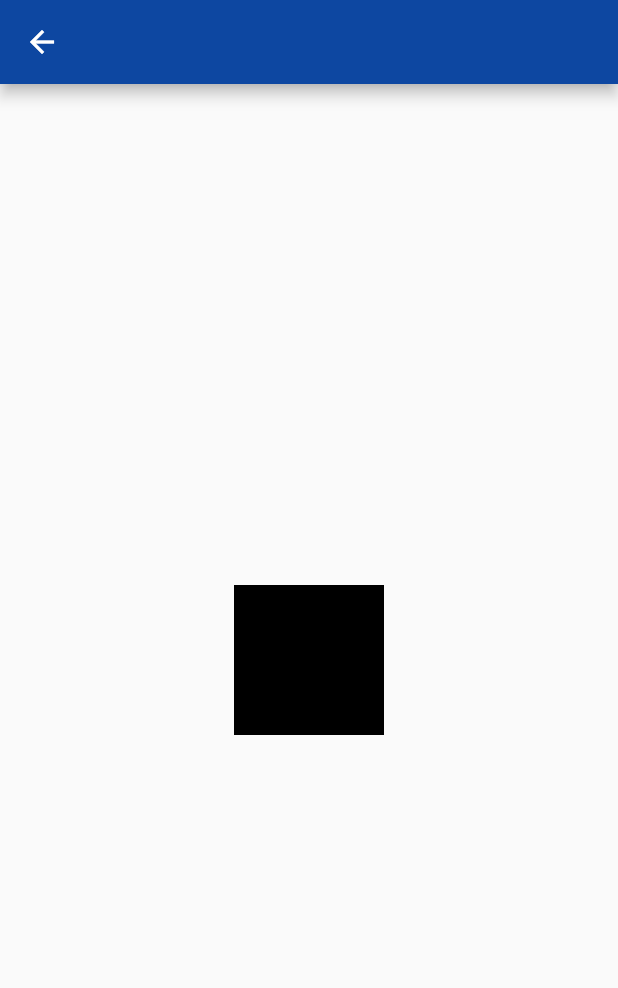
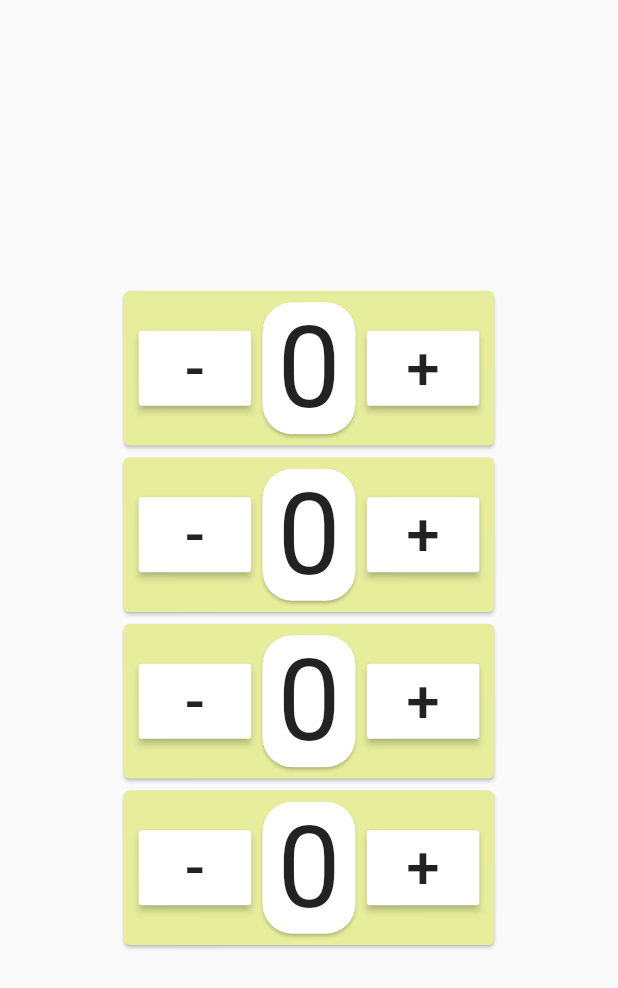
Before and after one commit to thiagoguardado/deck_building_game_meter, a Flutter app: the screen it shows after launch, after a tap on "START", on a phone screen of 412 x 824 dp. Shown: the top 988 px of the screen. Run offline on Flutter 3.47's test engine with Material 2 defaults, Android fonts, the phone set to English and light mode, and no system bars.

Commit message:
Code cleaning. New counter page.

```diff
--- /dev/null
+++ b/lib/change_player_number.dart
@@ -0,0 +1,117 @@
+import 'package:flutter/material.dart';
+
+class ChangePlayerNumber extends StatefulWidget {
+  final int minNumberofPlayers;
+  final int maxNumberOfPlayers;
+
+  ChangePlayerNumber(
+      {this.minNumberofPlayers = 2, this.maxNumberOfPlayers = 6});
+
+  @override
+  State<StatefulWidget> createState() {
+    // TODO: implement createState
+    return ChangePlayerNumberState(minNumberofPlayers);
+  }
+}
+
+class ChangePlayerNumberState extends State<ChangePlayerNumber> {
+  int _playerNumber;
+
+  ChangePlayerNumberState(this._playerNumber);
+
+  void handleChangePlayerNumberButtonPress(int additional) {
+    setState(() {
+      _playerNumber += additional;
+
+      if (_playerNumber <= widget.minNumberofPlayers) {
+        _playerNumber = widget.minNumberofPlayers;
+      } else if (_playerNumber >= widget.maxNumberOfPlayers) {
+        _playerNumber = widget.maxNumberOfPlayers;
+      }
+    });
+  }
+
+  @override
+  Widget build(BuildContext context) {
+    // TODO: implement build
+    return Container(
+      padding: EdgeInsets.all(20.0),
+      child: Row(
+        mainAxisAlignment: MainAxisAlignment.spaceEvenly,
+        children: <Widget>[
+          ChangePlayerNumberButton(
+              "-", _playerNumber > widget.minNumberofPlayers, () {
+            handleChangePlayerNumberButtonPress(-1);
+          }),
+          PlayerNumber(_playerNumber),
+          ChangePlayerNumberButton(
+              "+", _playerNumber < widget.maxNumberOfPlayers, () {
+            handleChangePlayerNumberButtonPress(1);
+          }),
+        ],
+      ),
+    );
+  }
+}
+
+class ChangePlayerNumberButton extends StatelessWidget {
+  final bool _isEnabled;
+  final String _text;
+  final Function _onPressed;
+
+  ChangePlayerNumberButton(this._text, this._isEnabled, this._onPressed);
+
+  @override
+  Widget build(BuildContext context) {
+    // TODO: implement build
+    return RaisedButton(
+      onPressed: _isEnabled
+          ? () {
+              _onPressed();
+            }
+          : null,
+      child: Text(
+        _text,
+        style: new TextStyle(
+          fontSize: 50.0,
+          color: Theme.of(context).primaryColor,
+        ),
+      ),
+      shape:
+          new RoundedRectangleBorder(borderRadius: BorderRadius.circular(40.0)),
+      color: Theme.of(context).buttonColor,
+    );
+  }
+}
+
+class PlayerNumber extends StatelessWidget {
+  final int _playerNumber;
+
+  PlayerNumber(this._playerNumber);
+
+  @override
+  Widget build(BuildContext context) {
+    return Card(
+      color: Theme.of(context).accentColor,
+      child: Padding(
+        padding: EdgeInsets.all(5.0),
+        child: Card(
+          child: Padding(
+            padding: EdgeInsets.all(15.0),
+            child: Text(
+              _playerNumber.toString(),
+              style: new TextStyle(
+                fontSize: 180.0,
+                color: Theme.of(context).primaryColor,
+                fontWeight: FontWeight.bold,
+              ),
+            ),
+          ),
+          shape:
+              RoundedRectangleBorder(borderRadius: BorderRadius.circular(20.0)),
+        ),
+      ),
+      shape: RoundedRectangleBorder(borderRadius: BorderRadius.circular(20.0)),
+    );
+  }
+}
--- a/lib/counter_page.dart
+++ b/lib/counter_page.dart
@@ -1,22 +1,43 @@
-
 import 'package:flutter/material.dart';
 
-class CounterPage extends StatefulWidget {
-  @override
-  _CounterPageState createState() => _CounterPageState();
-}
+import './player_counter.dart';
+import './global_variables.dart';
 
-class _CounterPageState extends State<CounterPage> {
+class CounterPage extends StatelessWidget {
+  final int _numberOfPlayers;
+
+  CounterPage(this._numberOfPlayers);
+
   @override
   Widget build(BuildContext context) {
     return Scaffold(
-      appBar: new AppBar(),
-      body: new Center(
-        child: Container(
-          color: Colors.black,
-          height: 100.0,
-          width: 100.0,
+      // appBar: new AppBar(),
+      body: Center(child: PlayersCounters(_numberOfPlayers),
         ),
+      );
+  }
+}
+
+class PlayersCounters extends StatelessWidget {
+  final int _numberOfPlayers;
+
+  PlayersCounters(this._numberOfPlayers);
+
+  @override
+  Widget build(BuildContext context) {
+    // TODO: implement build
+
+    List<PlayerCounter> children = <PlayerCounter>[];
+
+    for (var i = 0; i < _numberOfPlayers; i++) {
+      children.add(PlayerCounter(GlobalParameters.initialPlayerCounter));
+    }
+
+    return Center(
+      child: Column(
+        mainAxisAlignment: MainAxisAlignment.center,
+        mainAxisSize: MainAxisSize.min,
+        children: children,
       ),
     );
   }
--- a/lib/global_variables.dart
+++ b/lib/global_variables.dart
@@ -1,5 +1,4 @@
 class GlobalParameters {
-
-static const gameName = "Deck Building Game";
-
+  static const String gameName = "Deck Building Game";
+  static const int initialPlayerCounter = 0;
 }
--- a/lib/main.dart
+++ b/lib/main.dart
@@ -1,5 +1,7 @@
-import 'package:deck_building_game_meter/start_counter_page.dart';
 import 'package:flutter/material.dart';
+
+import './start_counter_page.dart';
+import './counter_page.dart';
 
 void main() => runApp(new MyApp());
 
@@ -8,13 +10,10 @@ class MyApp extends StatelessWidget {
   @override
   Widget build(BuildContext context) {
     return new MaterialApp(
-      title: 'Flutter Demo',
+      title: 'Deck Building Game meter',
       theme: new ThemeData(
-        accentColor: Colors.blueGrey.shade700,
-        backgroundColor: Colors.blueGrey.shade50,
-        primaryColor: Colors.blue.shade900,
-        buttonColor: Colors.blue,
-        disabledColor: Colors.grey.shade100,
+        primarySwatch: Colors.lime,
+        buttonColor: Colors.white,
       ),
       home: new StartCounterPage(),
     );
--- /dev/null
+++ b/lib/player_counter.dart
@@ -0,0 +1,71 @@
+import 'package:flutter/material.dart';
+
+class PlayerCounter extends StatefulWidget {
+  final int initialCounter;
+
+  PlayerCounter(this.initialCounter);
+
+  @override
+  _PlayerCounterState createState() => _PlayerCounterState(initialCounter);
+}
+
+class _PlayerCounterState extends State<PlayerCounter> {
+  int _counter;
+
+  _PlayerCounterState(this._counter);
+
+  void changeCounter(int additionalValue) {
+    setState(() {
+      _counter += additionalValue;
+    });
+  }
+
+  @override
+  Widget build(BuildContext context) {
+    return Card(
+      color: Theme.of(context).backgroundColor,
+      child: Padding(
+        padding: EdgeInsets.symmetric(horizontal: 10.0),
+        child: Row(
+          mainAxisAlignment: MainAxisAlignment.center,
+          mainAxisSize: MainAxisSize.min,
+          children: <Widget>[
+            MaterialButton(
+              child: Text(
+                "-",
+                style: TextStyle(fontSize: 40.0),
+              ),
+              onPressed: () => changeCounter(-1),
+              color: Theme.of(context).buttonColor,
+              height: 50.0,
+              minWidth: 75.0,
+            ),
+            Card(
+              color: Theme.of(context).buttonColor,
+              child: Padding(
+                padding: EdgeInsets.only(left: 10.0, right: 10.0),
+                child: Text(
+                  _counter.toString(),
+                  style: TextStyle(fontSize: 75.0),
+                ),
+              ),
+              margin: EdgeInsets.all(7.5),
+              shape: RoundedRectangleBorder(
+                  borderRadius: BorderRadius.all(Radius.circular(20.0))),
+            ),
+            MaterialButton(
+              child: Text(
+                "+",
+                style: TextStyle(fontSize: 40.0),
+              ),
+              onPressed: () => changeCounter(1),
+              color: Theme.of(context).buttonColor,
+              height: 50.0,
+              minWidth: 75.0,
+            ),
+          ],
+        ),
+      ),
+    );
+  }
+}
--- a/lib/start_counter_page.dart
+++ b/lib/start_counter_page.dart
@@ -3,106 +3,41 @@ import 'package:deck_building_game_meter/global_variables.dart';
 import 'package:flutter/cupertino.dart';
 import 'package:flutter/material.dart';
 
-class StartCounterPage extends StatefulWidget {
+import './change_player_number.dart';
 
-  @override
-  StartCounterPageState createState() => new StartCounterPageState();
-
-}
-
-class StartCounterPageState extends State<StartCounterPage> {
-
-  int playerNumber = 2;
-
-  final int minNumberofPlayers = 2;
-  final int maxNumberOfPlayers = 6;
-
-  void handleChangePlayerNumberButtonPress(int additional)
-  {
-    setState(() {
-
-        playerNumber += additional;
-
-        if(playerNumber <= minNumberofPlayers)
-        {
-          playerNumber = minNumberofPlayers;
-        } else if (playerNumber >= maxNumberOfPlayers)
-        {
-          playerNumber = maxNumberOfPlayers;
-        }
-      });
-  }
-
-  Widget sideButton(String text, VoidCallback onPressAction)
-  {
-    return new RaisedButton(
-        child: Text(
-            text,
-            style: new TextStyle(
-              fontSize: 50.0,
-              color: Theme.of(context).buttonColor,
-            ),
-          ),
-        shape: new RoundedRectangleBorder(borderRadius: new BorderRadius.circular(40.0)),
-        color: Colors.white,
-        onPressed: onPressAction,
-        );
-
-  }
-
-  Widget leftButton() {
-    return sideButton("-", playerNumber <= minNumberofPlayers ? null : () => handleChangePlayerNumberButtonPress(-1));
-  }
-
-  Widget rightButton() {
-    return sideButton("+", playerNumber >= maxNumberOfPlayers ? null : () => handleChangePlayerNumberButtonPress(1));
-   }
-
-  void routeToCounterPage()
-  {
-    Navigator.push(context, MaterialPageRoute(builder: (context) => CounterPage()));
+class StartCounterPage extends StatelessWidget {
+  void routeToCounterPage(BuildContext context, int numberOfPlayers) {
+    Navigator.push(context,
+        MaterialPageRoute(builder: (context) => CounterPage(numberOfPlayers)));
   }
 
   @override
   Widget build(BuildContext context) {
-
-    // center number
-    final Widget numberOfPlayers = new Text(
-      playerNumber.toString(),
-      style: new TextStyle(
-        fontSize: 180.0,
-        color: Theme.of(context).buttonColor,
-        fontWeight: FontWeight.bold,
-      ),);
-
-    // start button
-    final Widget startButton = new RaisedButton(
-      child: Text(
-        "START",
-        style: TextStyle(
-          fontSize: 75.0,
-          color: Colors.white),
-      ),
-      color: Theme.of(context).buttonColor,
-      onPressed: () => routeToCounterPage(),
+    ChangePlayerNumber changePlayerWidget = ChangePlayerNumber(
+      minNumberofPlayers: 2,
+      maxNumberOfPlayers: 6,
     );
 
-    // return
     return new Scaffold(
-      appBar: new AppBar(
-        title: new Text(
-          GlobalParameters.gameName),
-      ),
-      body: new Center(
+      body: Center(
         child: Column(
           mainAxisAlignment: MainAxisAlignment.center,
           children: <Widget>[
-            new Row(
-              children:  [leftButton(),numberOfPlayers,rightButton()],
-              mainAxisAlignment: MainAxisAlignment.spaceEvenly,
+            Text(
+              "Number of Players",
+              style: TextStyle(
+                  fontSize: 40.0,
+                  color: Theme.of(context).primaryColorDark,
+                  fontWeight: FontWeight.bold),
             ),
-            new SizedBox(height: 50.0,),
-            startButton,
+            SizedBox(
+              height: 20.0,
+            ),
+            changePlayerWidget,
+            SizedBox(
+              height: 20.0,
+            ),
+            StartButton(() => routeToCounterPage(context,4)),
           ],
         ),
       ),
@@ -111,19 +46,22 @@ class StartCounterPageState extends State<StartCounterPage> {
   }
 }
 
-class ChangePlayerNumberButton extends RaisedButton {
-  ChangePlayerNumberButton (String text, VoidCallback func, BuildContext context, bool isEnabled): super(
-    onPressed:func,
+class StartButton extends StatelessWidget {
+  final Function _onPressed;
+
+  StartButton(this._onPressed);
+
+  @override
+  Widget build(BuildContext context) {
+    return RaisedButton(
       child: Text(
-        text,
-        style: new TextStyle(
-          fontSize: 50.0,
-          color: Theme.of(context).buttonColor,
+        "START",
+        style: TextStyle(fontSize: 75.0, color: Theme.of(context).buttonColor),
       ),
-      ),
-    shape: new RoundedRectangleBorder(borderRadius: new BorderRadius.circular(40.0)),
-    color: Colors.white,
-
+      color: Theme.of(context).primaryColor,
+      onPressed: () => _onPressed(),
+      shape: RoundedRectangleBorder(
+          borderRadius: BorderRadius.all(Radius.circular(10.0))),
     );
-
   }
+}
```
Also changed, not shown: 1 other file. Lines whose indentation alone changed are shown as unchanged.
